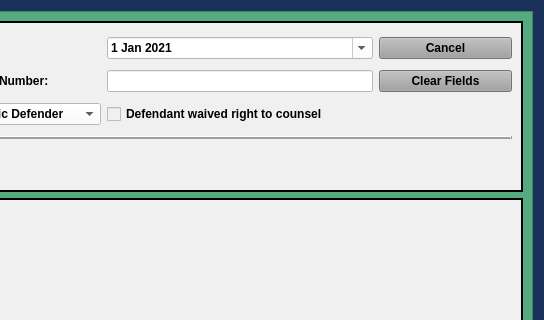
This is package/views/ui/FineOnlyPleaDialog.ui in HunterProgram22/MuniEntry as Qt 5 draws it before an edit; both pictures show x 476 to 1020 and y 0 to 320 of the 1020 by 722 pixel window. The edited form follows.
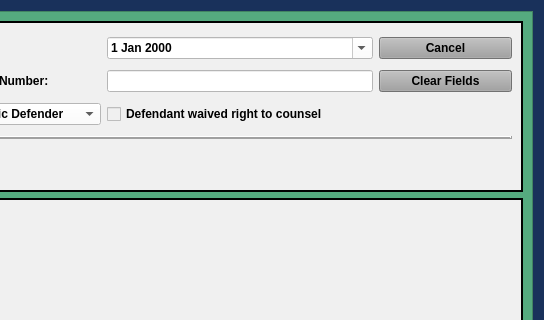
This is the edited form. Custom widgets are drawn as their Qt base class.

Patch:
```diff
--- a/package/views/ui/FineOnlyPleaDialog.ui
+++ b/package/views/ui/FineOnlyPleaDialog.ui
@@ -651,23 +651,9 @@
              <string notr="true">color: rgb(0, 0, 0);
 background-color: rgb(255, 255, 255);</string>
             </property>
-            <property name="minimumDate">
-             <date>
-              <year>2021</year>
-              <month>1</month>
-              <day>1</day>
-             </date>
-            </property>
             <property name="calendarPopup">
              <bool>true</bool>
             </property>
-            <property name="date">
-             <date>
-              <year>2021</year>
-              <month>1</month>
-              <day>1</day>
-             </date>
-            </property>
            </widget>
           </item>
           <item row="0" column="2">
@@ -1009,6 +995,18 @@
    </item>
   </layout>
  </widget>
+ <customwidgets>
+  <customwidget>
+   <class>NoScrollDateEdit</class>
+   <extends>QDateEdit</extends>
+   <header>.custom_widgets</header>
+  </customwidget>
+  <customwidget>
+   <class>NoScrollComboBox</class>
+   <extends>QComboBox</extends>
+   <header>.custom_widgets</header>
+  </customwidget>
+ </customwidgets>
  <tabstops>
   <tabstop>defendant_first_name_lineEdit</tabstop>
   <tabstop>defendant_last_name_lineEdit</tabstop>
```
Left out of the diff: 18 changed lines with no effect on the pictures.
